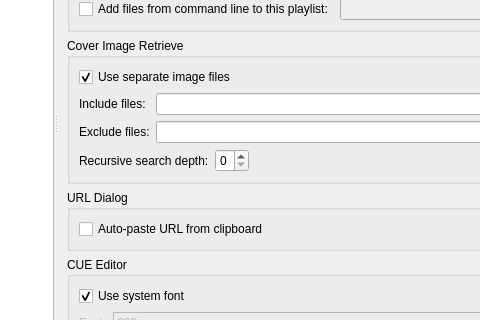
Qt form qmmp/src/qmmpui/forms/configdialog.ui (prinsbert/qmmp-dev) before a commit; both pictures show x 220 to 700 and y 198 to 518 of the 861 by 664 pixel window.
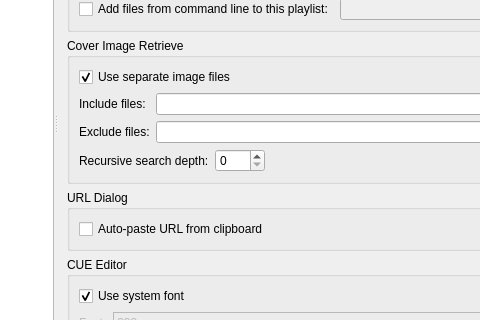
The same form after that commit. The open tabs and pages were chosen to show the change. Icons and pictures are not drawn.

Commit message: fixed config dialog layout

```diff
--- a/qmmp/src/qmmpui/forms/configdialog.ui
+++ b/qmmp/src/qmmpui/forms/configdialog.ui
@@ -603,6 +603,12 @@
              </item>
              <item>
               <widget class="QSpinBox" name="coverDepthSpinBox">
+               <property name="minimumSize">
+                <size>
+                 <width>50</width>
+                 <height>0</height>
+                </size>
+               </property>
                <property name="maximum">
                 <number>6</number>
                </property>
```
